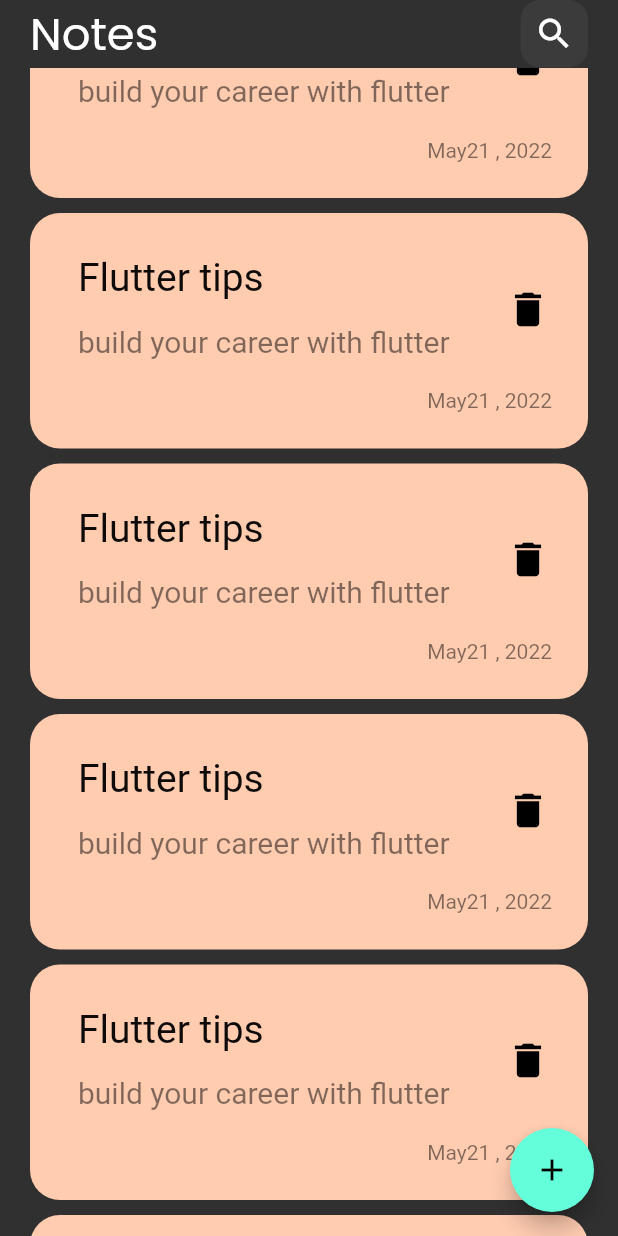
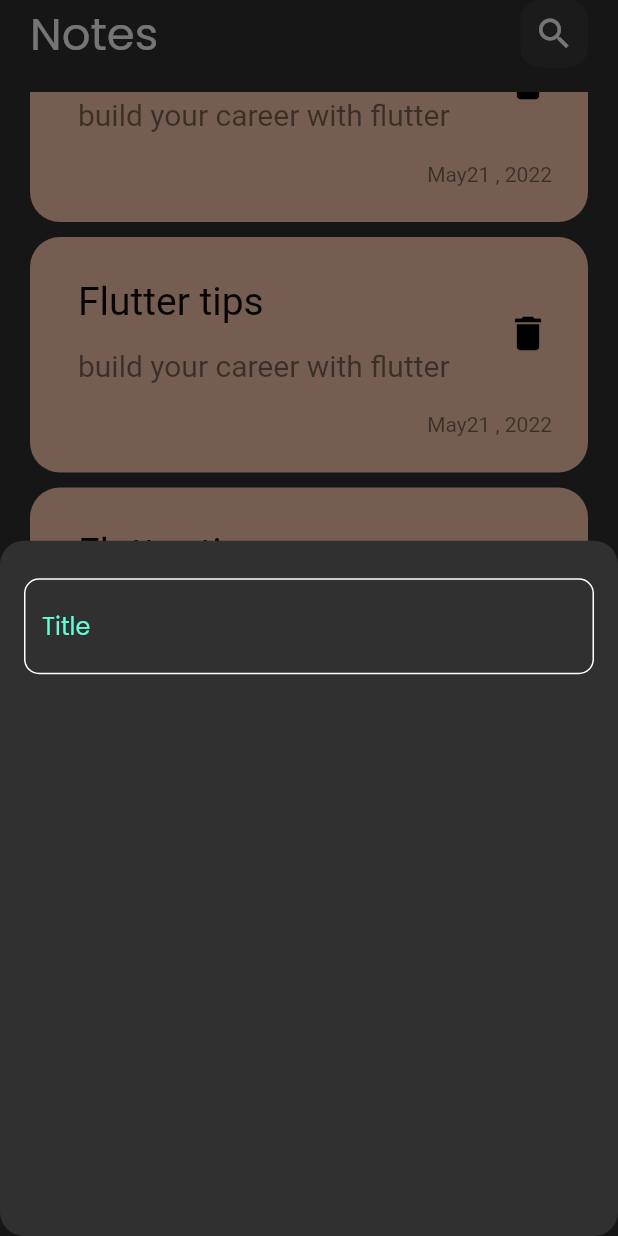
Before and after one commit to NadeenRR/note-app, a Flutter app: the screen it shows after launch, scrolled down 576 dp, after a tap on the "add" icon, on a phone screen of 412 x 824 dp. Run offline on Flutter 3.47's test engine with Material 2 defaults, Android fonts, the phone set to English and light mode, and no system bars; Roboto replaces fonts that are missing (assets/fonts/Poppins-Regular.ttf).

Commit message:
create custome text field

```diff
--- /dev/null
+++ b/lib/constance.dart
@@ -0,0 +1,3 @@
+import 'package:flutter/material.dart';
+
+const KPrimaryColor = Color(0xff62fcd7);
--- a/lib/views/note_app.dart
+++ b/lib/views/note_app.dart
@@ -1,5 +1,6 @@
 import 'package:flutter/material.dart';
 
+import '../widget/custome_addNote_buttomSheet.dart';
 import '../widget/note_app_body.dart';
 
 class NotesView extends StatelessWidget {
@@ -8,8 +9,17 @@ class NotesView extends StatelessWidget {
   @override
   Widget build(BuildContext context) {
     return Scaffold(
-      floatingActionButton: FloatingActionButton(onPressed: () {},
-      child: const Icon(Icons.add),
+      floatingActionButton: FloatingActionButton(
+        onPressed: () {
+          showModalBottomSheet(
+              shape: RoundedRectangleBorder(
+                  borderRadius: BorderRadius.circular(16)),
+              context: context,
+              builder: (context) {
+                return const AddNoteButtomSheet();
+              });
+        },
+        child: const Icon(Icons.add),
       ),
       body: const NoteAppBody(),
     );
--- /dev/null
+++ b/lib/widget/custome_addNote_buttomSheet.dart
@@ -0,0 +1,20 @@
+import 'package:flutter/material.dart';
+
+import 'custome_text_field.dart';
+
+class AddNoteButtomSheet extends StatelessWidget {
+  const AddNoteButtomSheet({super.key});
+
+  @override
+  Widget build(BuildContext context) {
+    return Padding(
+      padding: const EdgeInsets.symmetric(horizontal: 16),
+      child: Column(
+        children: const  [
+          SizedBox(height: 25),
+          CustomeTextField()
+        ],
+      ),
+    );
+  }
+}
--- /dev/null
+++ b/lib/widget/custome_note_listview.dart
@@ -0,0 +1,22 @@
+import 'package:flutter/material.dart';
+
+import 'custome_note_item.dart';
+
+class NoteListView extends StatelessWidget {
+  const NoteListView({super.key});
+
+  @override
+  Widget build(BuildContext context) {
+    return Padding(
+      padding: const EdgeInsets.symmetric(vertical: 16),
+      child: ListView.builder(
+        padding: EdgeInsets.zero,
+        itemBuilder: (context, index) {
+        return const Padding(
+          padding: EdgeInsets.symmetric(vertical: 5),
+          child: NoteItem(),
+        );
+      }),
+    );
+  }
+}
--- a/lib/widget/custome_notelistview.dart
+++ /dev/null
@@ -1,17 +0,0 @@
-import 'package:flutter/material.dart';
-
-import 'custome_note_item.dart';
-
-class NoteListView extends StatelessWidget {
-  const NoteListView({super.key});
-
-  @override
-  Widget build(BuildContext context) {
-    return ListView.builder(itemBuilder: (context, index) {
-      return const Padding(
-        padding: EdgeInsets.symmetric(vertical: 5),
-        child: NoteItem(),
-      );
-    });
-  }
-}
--- /dev/null
+++ b/lib/widget/custome_text_field.dart
@@ -0,0 +1,28 @@
+import 'package:flutter/material.dart';
+import 'package:note_app/constance.dart';
+
+class CustomeTextField extends StatelessWidget {
+  const CustomeTextField({super.key});
+
+  @override
+  Widget build(BuildContext context) {
+    return TextField(
+      cursorColor: KPrimaryColor,
+      decoration: InputDecoration(
+        hintText: 'Title',
+        hintStyle: TextStyle(
+          color: KPrimaryColor
+        ),
+          border: buildBorder(),
+          enabledBorder: buildBorder(),
+          focusedBorder : buildBorder(KPrimaryColor)
+          ),
+    );
+  }
+
+  OutlineInputBorder buildBorder([color]) {
+    return OutlineInputBorder(
+        borderRadius: BorderRadius.circular(10),
+        borderSide: BorderSide(color: color ?? Colors.white));
+  }
+}
--- a/lib/widget/note_app_body.dart
+++ b/lib/widget/note_app_body.dart
@@ -2,7 +2,7 @@ import 'package:flutter/material.dart';
 
 import 'custome_app_bar.dart';
 import 'custome_note_item.dart';
-import 'custome_notelistview.dart';
+import 'custome_note_listview.dart';
 
 class NoteAppBody extends StatelessWidget {
   const NoteAppBody({super.key});
```
